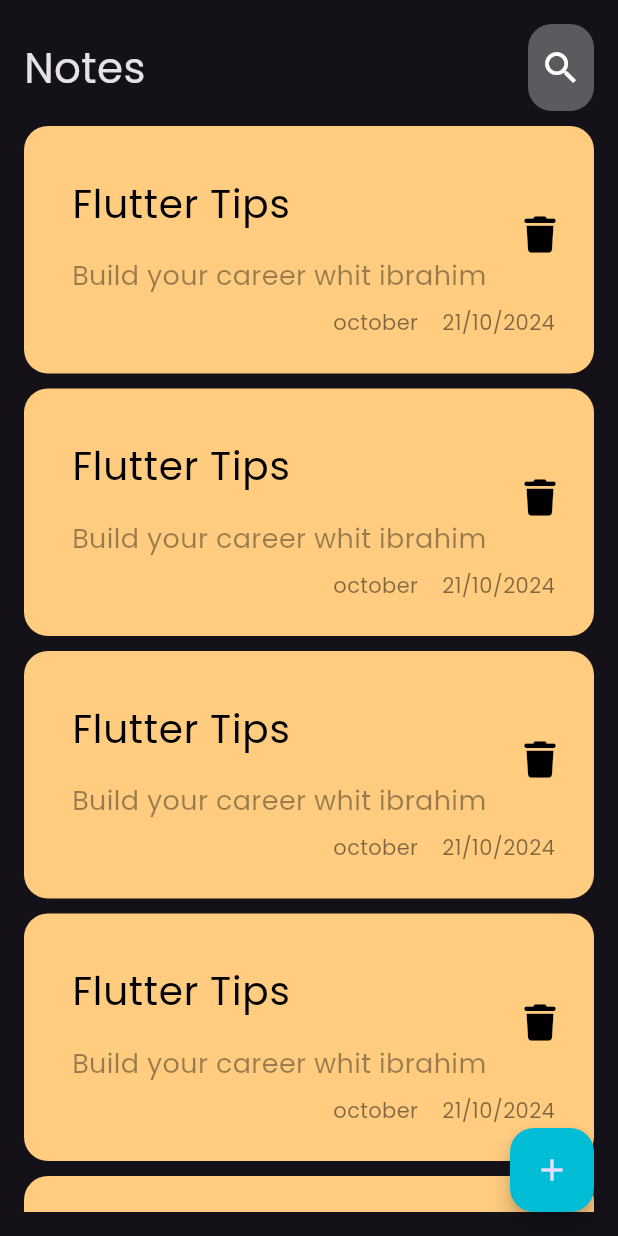
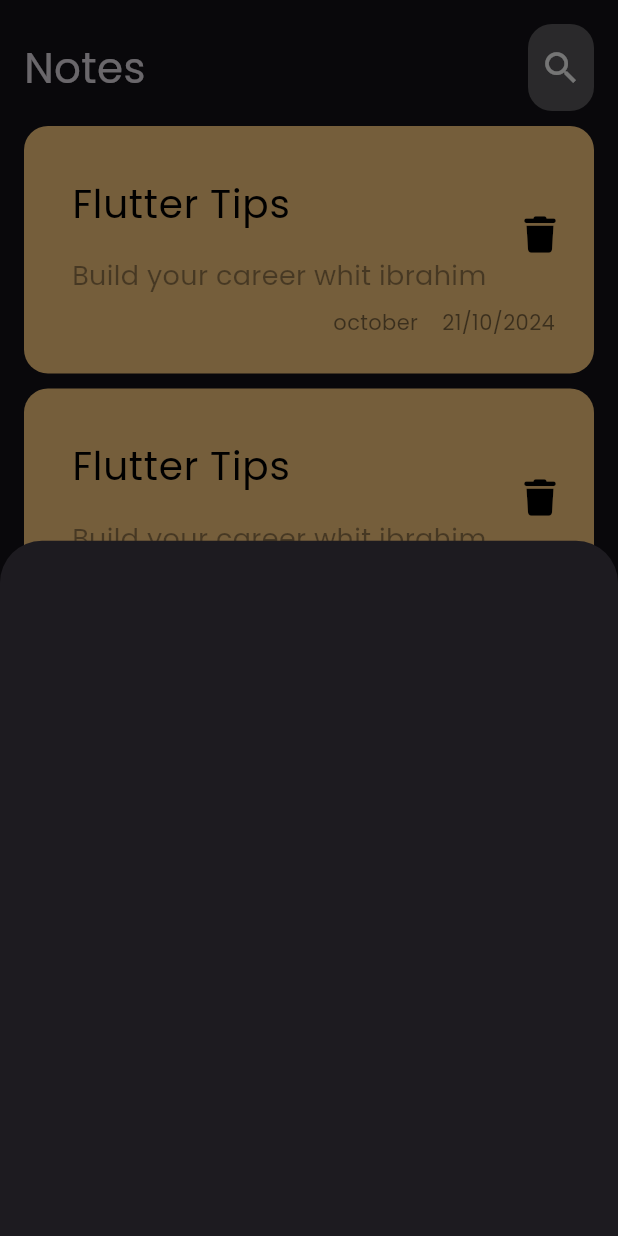
Before and after one commit to Ibrahim-Meshemshan/notes_app, a Flutter app: the screen it shows after launch, after a tap on the "add" icon, on a phone screen of 412 x 824 dp. Run offline on Flutter 3.47's test engine with Material 3 defaults, Android fonts, the phone set to English and light mode, and no system bars; our stand-ins replace font_awesome_flutter.

Commit message:
show model bottom sheet

```diff
--- a/lib/views/notes_view.dart
+++ b/lib/views/notes_view.dart
@@ -1,4 +1,5 @@
 import 'package:flutter/material.dart';
+import 'package:notes_app/views/widgets/add_notes_bottom_sheet.dart';
 import 'package:notes_app/views/widgets/notes_view_body.dart';
 
 class NotesView extends StatelessWidget {
@@ -7,12 +8,20 @@ class NotesView extends StatelessWidget {
   @override
   Widget build(BuildContext context) {
     return Scaffold(
-      body:const NotesViewBody(),
+      body: const NotesViewBody(),
       floatingActionButton: FloatingActionButton(
-        backgroundColor: Colors.cyan,
-        onPressed: () {},
-        child: const Icon(Icons.add,),
+        backgroundColor: Colors.deepPurple,
+        onPressed: () {
+          showModalBottomSheet(
+            context: context,
+            builder: (context) {
+              return const AddNotesBottomSheet();
+            },
+          );
+        },
+        child: const Icon(Icons.add),
       ),
     );
   }
+
 }
--- /dev/null
+++ b/lib/views/widgets/add_notes_bottom_sheet.dart
@@ -0,0 +1,12 @@
+import 'package:flutter/material.dart';
+
+class AddNotesBottomSheet extends StatelessWidget {
+  const AddNotesBottomSheet({super.key});
+
+  @override
+  Widget build(BuildContext context) {
+    return Container(
+
+    );
+  }
+}
```
